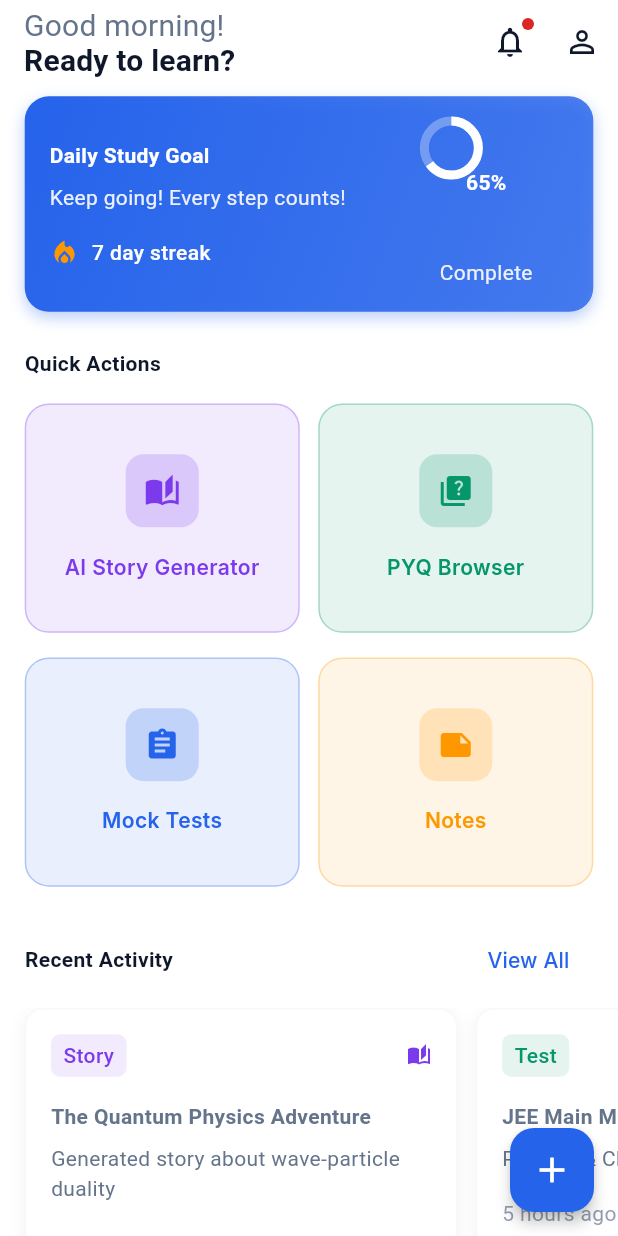
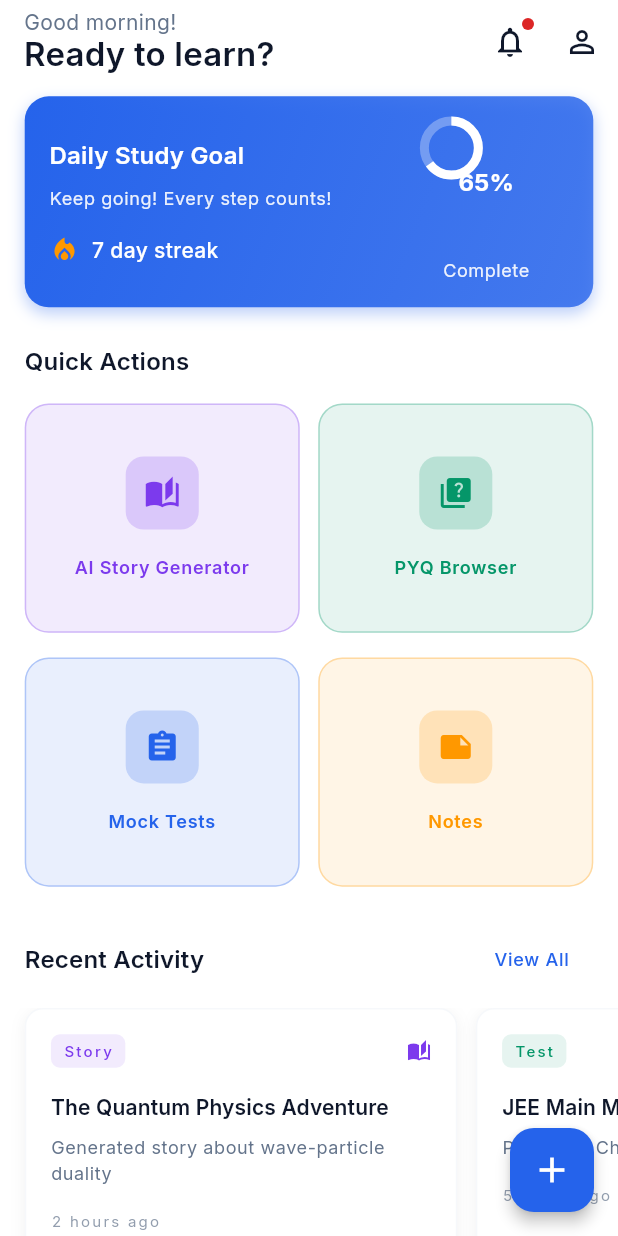
Before and after one commit to rahulrajput19614-prog/study_build, a Flutter app: the HomeScreen screen opened by its route, on a phone screen of 412 x 824 dp. Run offline on Flutter 3.47's test engine with Material 3 defaults, Android fonts, the phone set to English and light mode, and no system bars; our stand-ins replace cached_network_image, connectivity_plus, fl_chart, flutter_svg, google_fonts, sizer and 1 more; missing offline and left inert: dart:html, dart:js_interop; network calls fail.

Commit message:
Update app_theme.dart

```diff
--- a/lib/theme/app_theme.dart
+++ b/lib/theme/app_theme.dart
@@ -4,6 +4,7 @@ import 'package:google_fonts/google_fonts.dart';
 class AppTheme {
   AppTheme._();
 
+  // --- COLOR CONSTANTS ---
   static const Color primaryLight = Color(0xFF2563EB);
   static const Color primaryDark = Color(0xFF3B82F6);
   static const Color secondaryLight = Color(0xFF7C3AED);
@@ -31,6 +32,7 @@ class AppTheme {
   static const Color shadowLight = Color(0x0A000000);
   static const Color shadowDark = Color(0x1A000000);
 
+  // --- LIGHT THEME ---
   static ThemeData lightTheme = ThemeData(
     brightness: Brightness.light,
     colorScheme: ColorScheme(
@@ -59,6 +61,10 @@ class AppTheme {
       inverseSurface: surfaceDark,
       onInverseSurface: textPrimaryDark,
       inversePrimary: primaryDark,
+      background: backgroundLight, // Added for completeness
+      onBackground: textPrimaryLight, // Added for completeness
+      errorContainer: errorLight.withAlpha(25), // Added for completeness
+      onErrorContainer: errorLight, // Added for completeness
     ),
     scaffoldBackgroundColor: backgroundLight,
     cardColor: cardLight,
@@ -78,7 +84,8 @@ class AppTheme {
       iconTheme: IconThemeData(color: textPrimaryLight, size: 24),
       actionsIconTheme: IconThemeData(color: textPrimaryLight, size: 24),
     ),
-    cardTheme: CardTheme(
+    // CORRECTED: Used CardThemeData
+    cardTheme: CardThemeData(
       color: cardLight,
       elevation: 2.0,
       shadowColor: shadowLight,
@@ -245,7 +252,8 @@ class AppTheme {
       inactiveTrackColor: outlineLight,
       trackHeight: 4.0,
     ),
-    tabBarTheme: TabBarTheme(
+    // CORRECTED: Used TabBarThemeData
+    tabBarTheme: TabBarThemeData(
       labelColor: primaryLight,
       unselectedLabelColor: textSecondaryLight,
       indicatorColor: primaryLight,
@@ -287,11 +295,18 @@ class AppTheme {
       ),
       elevation: 4.0,
     ),
-    dialogTheme: DialogTheme(
+    // CORRECTED: Used DialogThemeData
+    dialogTheme: DialogThemeData(
       backgroundColor: surfaceLight,
+      shape: RoundedRectangleBorder(borderRadius: BorderRadius.circular(12.0)),
+      titleTextStyle: GoogleFonts.inter(
+          color: textPrimaryLight, fontSize: 20, fontWeight: FontWeight.w600),
+      contentTextStyle: GoogleFonts.inter(
+          color: textSecondaryLight, fontSize: 16, fontWeight: FontWeight.w400),
     ),
   );
 
+  // --- DARK THEME ---
   static ThemeData darkTheme = ThemeData(
     brightness: Brightness.dark,
     colorScheme: ColorScheme(
@@ -320,6 +335,10 @@ class AppTheme {
       inverseSurface: surfaceLight,
       onInverseSurface: textPrimaryLight,
       inversePrimary: primaryLight,
+      background: backgroundDark, // Added for completeness
+      onBackground: textPrimaryDark, // Added for completeness
+      errorContainer: errorDark.withAlpha(51), // Added for completeness
+      onErrorContainer: errorDark, // Added for completeness
     ),
     scaffoldBackgroundColor: backgroundDark,
     cardColor: cardDark,
@@ -339,7 +358,8 @@ class AppTheme {
       iconTheme: IconThemeData(color: textPrimaryDark, size: 24),
       actionsIconTheme: IconThemeData(color: textPrimaryDark, size: 24),
     ),
-    cardTheme: CardTheme(
+    // CORRECTED: Used CardThemeData
+    cardTheme: CardThemeData(
       color: cardDark,
       elevation: 2.0,
       shadowColor: shadowDark,
@@ -506,7 +526,8 @@ class AppTheme {
       inactiveTrackColor: outlineDark,
       trackHeight: 4.0,
     ),
-    tabBarTheme: TabBarTheme(
+    // CORRECTED: Used TabBarThemeData
+    tabBarTheme: TabBarThemeData(
       labelColor: primaryDark,
       unselectedLabelColor: textSecondaryDark,
       indicatorColor: primaryDark,
@@ -548,35 +569,40 @@ class AppTheme {
       ),
       elevation: 4.0,
     ),
-    dialogTheme: DialogTheme(
+    // CORRECTED: Used DialogThemeData
+    dialogTheme: DialogThemeData(
       backgroundColor: surfaceDark,
+      shape: RoundedRectangleBorder(borderRadius: BorderRadius.circular(12.0)),
+      titleTextStyle: GoogleFonts.inter(
+          color: textPrimaryDark, fontSize: 20, fontWeight: FontWeight.w600),
+      contentTextStyle: GoogleFonts.inter(
+          color: textSecondaryDark, fontSize: 16, fontWeight: FontWeight.w400),
     ),
   );
 
-  // THIS IS THE CORRECTED FUNCTION
+  // CORRECTED and COMPLETED function with modern TextTheme properties
   static TextTheme _buildTextTheme({required bool isLight}) {
     final textColor = isLight ? textPrimaryLight : textPrimaryDark;
     final secondaryTextColor = isLight ? textSecondaryLight : textSecondaryDark;
 
-    return GoogleFonts.interTextTheme().copyWith(
-      // New names for headline styles
-      displayLarge: TextStyle(fontWeight: FontWeight.bold, color: textColor), // Replaces headline1
-      displayMedium: TextStyle(fontWeight: FontWeight.bold, color: textColor), // Replaces headline2
-      displaySmall: TextStyle(fontWeight: FontWeight.bold, color: textColor), // Replaces headline3
-      headlineMedium: TextStyle(fontWeight: FontWeight.bold, color: textColor), // Replaces headline4
-      headlineSmall: TextStyle(fontWeight: FontWeight.bold, color: textColor), // Replaces headline5
-      titleLarge: TextStyle(fontWeight: FontWeight.bold, color: textColor), // Replaces headline6
-
-      // New names for body text styles
-      bodyLarge: TextStyle(fontWeight: FontWeight.normal, color: textColor), // Replaces bodyText1
-      bodyMedium: TextStyle(fontWeight: FontWeight.normal, color: secondaryTextColor), // Replaces bodyText2
-
-      // Add more styles as needed with their new names
-      titleMedium: TextStyle(fontWeight: FontWeight.normal, color: textColor), // Replaces subtitle1
-      titleSmall: TextStyle(fontWeight: FontWeight.normal, color: secondaryTextColor), // Replaces subtitle2
-      bodySmall: TextStyle(fontWeight: FontWeight.normal, color: secondaryTextColor), // Replaces caption
-      labelLarge: TextStyle(fontWeight: FontWeight.w500, color: textColor), // Replaces button
-      labelSmall: TextStyle(fontWeight: FontWeight.normal, color: secondaryTextColor), // Replaces overline
+    return GoogleFonts.interTextTheme(
+      TextTheme(
+        displayLarge: TextStyle(fontSize: 57, fontWeight: FontWeight.w400, color: textColor),
+        displayMedium: TextStyle(fontSize: 45, fontWeight: FontWeight.w400, color: textColor),
+        displaySmall: TextStyle(fontSize: 36, fontWeight: FontWeight.w400, color: textColor),
+        headlineLarge: TextStyle(fontSize: 32, fontWeight: FontWeight.w400, color: textColor),
+        headlineMedium: TextStyle(fontSize: 28, fontWeight: FontWeight.w400, color: textColor),
+        headlineSmall: TextStyle(fontSize: 24, fontWeight: FontWeight.w400, color: textColor),
+        titleLarge: TextStyle(fontSize: 22, fontWeight: FontWeight.w500, color: textColor),
+        titleMedium: TextStyle(fontSize: 16, fontWeight: FontWeight.w500, letterSpacing: 0.15, color: textColor),
+        titleSmall: TextStyle(fontSize: 14, fontWeight: FontWeight.w500, letterSpacing: 0.1, color: textColor),
+        bodyLarge: TextStyle(fontSize: 16, fontWeight: FontWeight.w400, letterSpacing: 0.5, color: textColor),
+        bodyMedium: TextStyle(fontSize: 14, fontWeight: FontWeight.w400, letterSpacing: 0.25, color: textColor),
+        bodySmall: TextStyle(fontSize: 12, fontWeight: FontWeight.w400, letterSpacing: 0.4, color: textColor),
+        labelLarge: TextStyle(fontSize: 14, fontWeight: FontWeight.w500, letterSpacing: 1.25, color: textColor),
+        labelMedium: TextStyle(fontSize: 12, fontWeight: FontWeight.w400, letterSpacing: 0.5, color: secondaryTextColor),
+        labelSmall: TextStyle(fontSize: 10, fontWeight: FontWeight.w400, letterSpacing: 1.5, color: secondaryTextColor),
+      ),
     );
   }
 }
```
